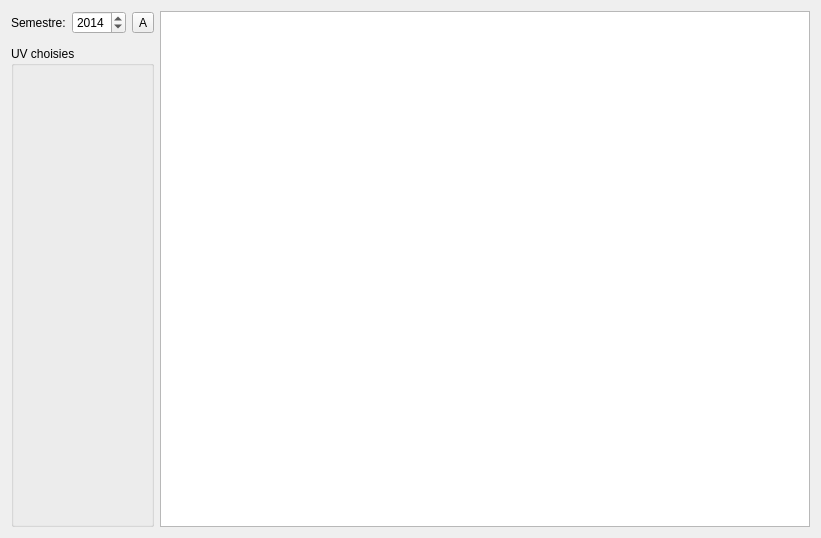
Above: src/view/qsemestredialog.ui from V1rgul/UT-profiler before the change. Below: the same form after it.
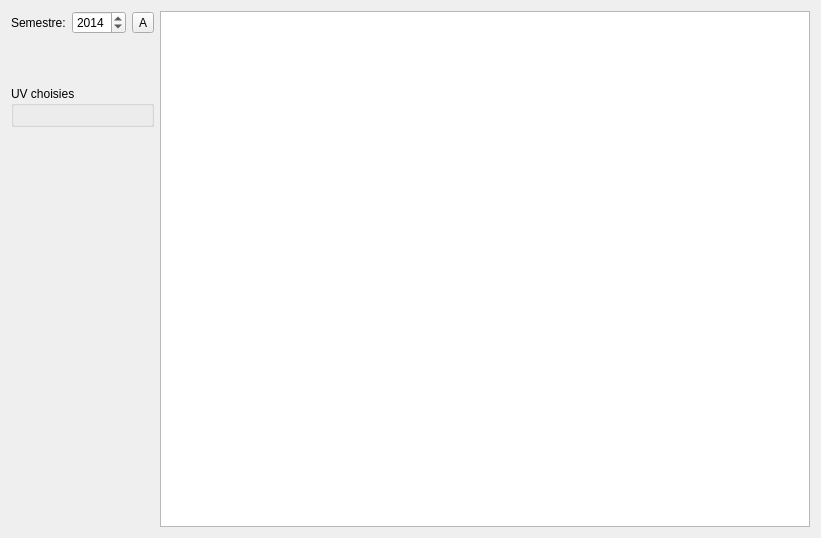
That is the form after the change. Icons and pictures are not drawn. Custom widgets are drawn as their Qt base class.

```diff
--- a/src/view/qsemestredialog.ui
+++ b/src/view/qsemestredialog.ui
@@ -27,7 +27,7 @@
    <item>
     <layout class="QHBoxLayout" name="horizontalLayout" stretch="0,1">
      <item>
-      <layout class="QVBoxLayout" name="verticalLayout" stretch="0,0,1">
+      <layout class="QVBoxLayout" name="verticalLayout" stretch="0,0,0,0,0,1">
        <item>
         <layout class="QHBoxLayout" name="horizontalLayout_2">
          <item>
@@ -65,9 +65,41 @@
          </item>
         </layout>
        </item>
+       <item>
+        <spacer name="verticalSpacer_3">
+         <property name="orientation">
+          <enum>Qt::Vertical</enum>
+         </property>
+         <property name="sizeType">
+          <enum>QSizePolicy::Fixed</enum>
+         </property>
+         <property name="sizeHint" stdset="0">
+          <size>
+           <width>20</width>
+           <height>20</height>
+          </size>
+         </property>
+        </spacer>
+       </item>
        <item>
         <widget class="QFiltreBranche" name="filtreBranche" native="true"/>
        </item>
+       <item>
+        <spacer name="verticalSpacer_2">
+         <property name="orientation">
+          <enum>Qt::Vertical</enum>
+         </property>
+         <property name="sizeType">
+          <enum>QSizePolicy::Fixed</enum>
+         </property>
+         <property name="sizeHint" stdset="0">
+          <size>
+           <width>20</width>
+           <height>20</height>
+          </size>
+         </property>
+        </spacer>
+       </item>
        <item>
         <widget class="QGroupBox" name="groupUVChoisies">
          <property name="title">
@@ -76,6 +108,19 @@
          <layout class="QVBoxLayout" name="verticalLayout_3"/>
         </widget>
        </item>
+       <item>
+        <spacer name="verticalSpacer">
+         <property name="orientation">
+          <enum>Qt::Vertical</enum>
+         </property>
+         <property name="sizeHint" stdset="0">
+          <size>
+           <width>20</width>
+           <height>40</height>
+          </size>
+         </property>
+        </spacer>
+       </item>
       </layout>
      </item>
      <item>
```
Left out of the diff: 15 changed lines with no effect on the pictures.
